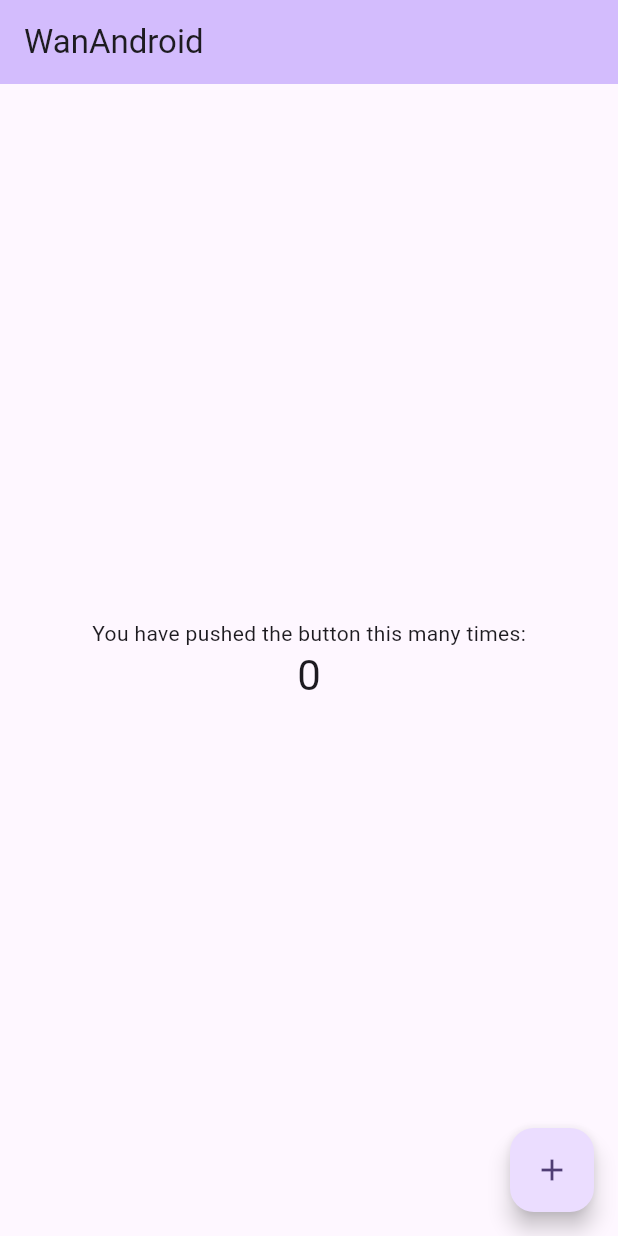
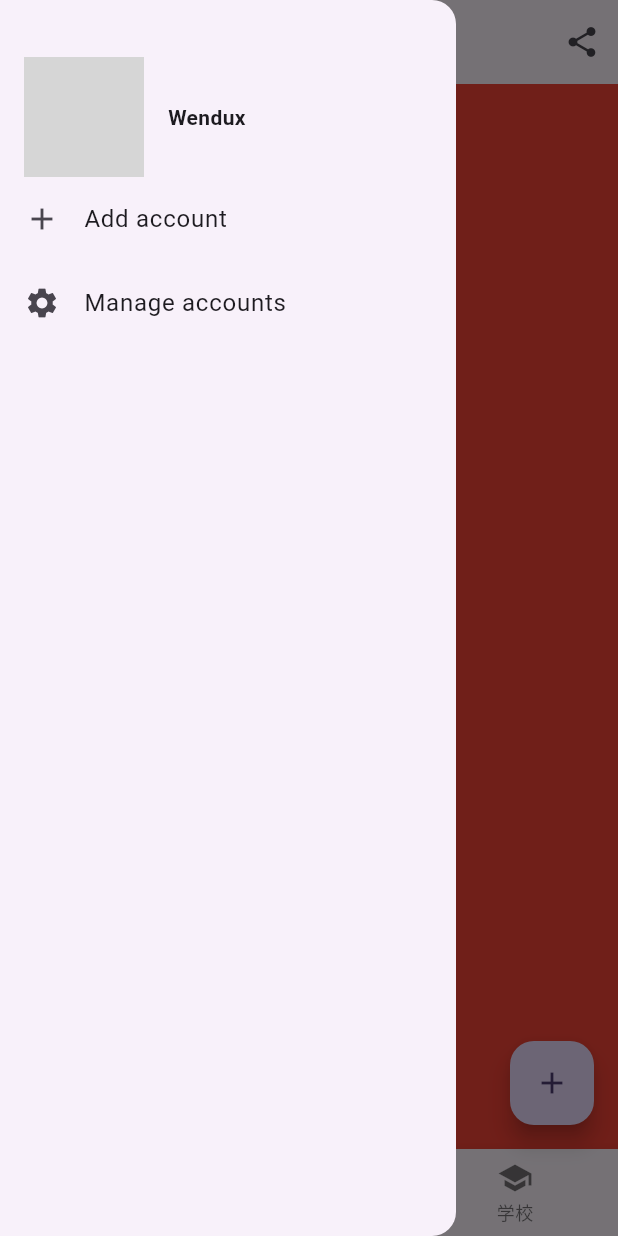
Before and after one commit to renxh4/flutterwanandroid, a Flutter app: the screen it shows after launch, with the side drawer open (before the commit the screen has no drawer), on a phone screen of 412 x 824 dp. Run offline on Flutter 3.47's test engine with Material 3 defaults, Android fonts, the phone set to English and light mode, and no system bars; our stand-ins replace dio, get, retrofit; generated files the repository leaves out were written again; grey boxes are pictures that could not be loaded.

Commit message:
增加getx

```diff
--- /dev/null
+++ b/lib/binding/HomeBinding.dart
@@ -0,0 +1,12 @@
+ import 'package:get/get_core/src/get_main.dart';
+import 'package:get/get_instance/src/bindings_interface.dart';
+import 'package:get/get_instance/src/extension_instance.dart';
+
+import '../controller/HomeController.dart';
+
+class HomeBinding extends Bindings {
+  @override
+  void dependencies() {
+    Get.lazyPut<HomeController>(() => HomeController());
+  }
+}
--- /dev/null
+++ b/lib/binding/TestBinding.dart
@@ -0,0 +1,13 @@
+
+import 'package:get/get_core/src/get_main.dart';
+import 'package:get/get_instance/src/bindings_interface.dart';
+import 'package:get/get_instance/src/extension_instance.dart';
+
+import '../controller/TestController.dart';
+
+class TestBinding extends Bindings {
+  @override
+  void dependencies() {
+    Get.lazyPut<TestController>(() => TestController());
+  }
+}
--- /dev/null
+++ b/lib/controller/HomeController.dart
@@ -0,0 +1,11 @@
+
+import 'package:get/get_rx/src/rx_types/rx_types.dart';
+import 'package:get/get_state_manager/src/simple/get_controllers.dart';
+
+class HomeController extends GetxController {
+  var count = "ssss1";
+
+  var selectedIndex = 0.obs;
+
+  get getCount => count;
+}
--- /dev/null
+++ b/lib/controller/TestController.dart
@@ -0,0 +1,9 @@
+
+import 'package:get/get_state_manager/src/simple/get_controllers.dart';
+
+class TestController extends GetxController {
+  var count = 0;
+  void increment() => count++;
+
+  get getCount => count;
+}
--- a/lib/main.dart
+++ b/lib/main.dart
@@ -1,8 +1,16 @@
 import 'package:flutter/material.dart';
 import 'package:flutter_localizations/flutter_localizations.dart';
+import 'package:flutterwanandroid/binding/TestBinding.dart';
+import 'package:flutterwanandroid/controller/HomeController.dart';
 import 'package:flutterwanandroid/model/HttpBinGetResponse.dart';
 import 'package:flutterwanandroid/network/ApiMainService.dart';
+import 'package:flutterwanandroid/route/AppPages.dart';
+import 'package:flutterwanandroid/route/Routes.dart';
+import 'package:get/get_core/src/get_main.dart';
+import 'package:get/get_instance/src/extension_instance.dart';
+import 'package:get/get_navigation/src/root/get_material_app.dart';
 
+import 'controller/TestController.dart';
 import 'l10n/app_localizations.dart';
 
 void main() {
@@ -14,7 +22,7 @@ class MyApp extends StatelessWidget {
 
   @override
   Widget build(BuildContext context) {
-    return MaterialApp(
+    return GetMaterialApp(
         localizationsDelegates: const [
           AppLocalizations.delegate,//-----这里是新加的一行
           GlobalMaterialLocalizations.delegate,
@@ -29,7 +37,9 @@ class MyApp extends StatelessWidget {
       theme: ThemeData(
         colorScheme: ColorScheme.fromSeed(seedColor: Colors.deepPurple),
       ),
-      home: MyHomePage(),
+      initialRoute: Routes.home,
+      getPages: AppPages.pages,
+      initialBinding: TestBinding(),
     );
   }
 }
@@ -74,7 +84,10 @@ class _MyHomePageState extends State<MyHomePage> {
       ),
       floatingActionButton: FloatingActionButton(
         onPressed:  () async {
-          print("点击了图标按钮111");
+          _counter = Get.find<TestController>().getCount;
+          var sss = Get.find<HomeController>().getCount;
+
+          print("点击了图标按钮111${_counter} sss=${sss}");
           //简单网络连通性测试：调用 httpbin 的 GET 接口
           try {
             final api = ApiMainService('https://httpbin.org');
--- /dev/null
+++ b/lib/page/HomePage.dart
@@ -0,0 +1,92 @@
+
+import 'package:flutter/material.dart';
+import 'package:get/get.dart';
+
+import '../controller/HomeController.dart';
+import '../l10n/app_localizations.dart';
+import 'PageView.dart';
+
+class HomePage extends GetView<HomeController> {
+  const HomePage({super.key});
+
+  @override
+  Widget build(BuildContext context) {
+    return Scaffold(
+      appBar: AppBar(
+        title: Text(AppLocalizations.of(context)?.appTitle ?? ""),
+        actions: [IconButton(onPressed: () {}, icon: Icon(Icons.share))],
+      ),
+      drawer: MyDrawer(),
+      bottomNavigationBar: Obx(() => BottomNavigationBar(
+        items: [
+          BottomNavigationBarItem(icon: Icon(Icons.home), label: "首页"),
+          BottomNavigationBarItem(icon: Icon(Icons.business), label: "业务"),
+          BottomNavigationBarItem(icon: Icon(Icons.school), label: "学校"),
+        ],
+        currentIndex: controller.selectedIndex.value,
+        fixedColor: Colors.blue,
+        onTap: (index) {
+          controller.selectedIndex.value = index;
+        },
+      )),
+      floatingActionButton: FloatingActionButton(
+        onPressed: () {},
+        child: Icon(Icons.add),
+      ),
+      body: PageViewWidget(),
+    );
+  }
+
+
+}
+
+class MyDrawer extends StatelessWidget {
+  const MyDrawer({Key? key}) : super(key: key);
+
+  @override
+  Widget build(BuildContext context) {
+    return Drawer(
+      child: MediaQuery.removePadding(
+        context: context,
+        //移除抽屉菜单顶部默认留白
+        removeTop: true,
+        child: Column(
+          crossAxisAlignment: CrossAxisAlignment.start,
+          children: <Widget>[
+            Padding(
+              padding: const EdgeInsets.only(top: 38.0),
+              child: Row(
+                children: <Widget>[
+                  Padding(
+                    padding: const EdgeInsets.symmetric(horizontal: 16.0),
+                    child: ClipOval(
+                      child: Image.asset(
+                        "images/icon_resolution_ratio.png",
+                        width: 80,
+                      ),
+                    ),
+                  ),
+                  Text("Wendux", style: TextStyle(fontWeight: FontWeight.bold)),
+                ],
+              ),
+            ),
+            Expanded(
+              child: ListView(
+                children: <Widget>[
+                  ListTile(
+                    leading: const Icon(Icons.add),
+                    title: const Text('Add account'),
+                  ),
+                  ListTile(
+                    leading: const Icon(Icons.settings),
+                    title: const Text('Manage accounts'),
+                  ),
+                ],
+              ),
+            ),
+          ],
+        ),
+      ),
+    );
+  }
+}
--- /dev/null
+++ b/lib/page/PageView.dart
@@ -0,0 +1,36 @@
+
+import 'package:flutter/material.dart';
+
+class PageViewWidget extends StatefulWidget {
+  @override
+  _PageViewWidgetState createState() => _PageViewWidgetState();
+}
+
+class _PageViewWidgetState extends State<PageViewWidget> {
+  @override
+  Widget build(BuildContext context) {
+    return PageView.builder(
+      itemCount: 3,
+      itemBuilder: (context, index) => Container(
+        color: Colors.red,
+        padding: EdgeInsets.all(10.0),
+        child: Center(child: Text("$index")),
+      ),
+    );
+  }
+}
+
+
+class Page extends StatelessWidget{
+  const Page({
+    Key? key,
+    required this.text
+  }) : super(key: key);
+  final String text;
+  @override
+  Widget build(BuildContext context) {
+    return Center(child: Text(text, textScaleFactor: 5));
+
+  }
+
+}
--- /dev/null
+++ b/lib/route/AppPages.dart
@@ -0,0 +1,17 @@
+
+import 'package:get/get_navigation/src/routes/get_route.dart';
+
+import '../binding/HomeBinding.dart';
+import '../main.dart';
+import '../page/HomePage.dart';
+import 'Routes.dart';
+
+class AppPages {
+  static final List<GetPage> pages = [
+    GetPage(
+      name: Routes.home,
+      page: () => const HomePage(),
+      binding: HomeBinding(),
+    ),
+  ];
+}
--- /dev/null
+++ b/lib/route/Routes.dart
@@ -0,0 +1,5 @@
+
+class Routes {
+  static const String home = '/';
+  static const String login = '/login';
+}
--- a/pubspec.yaml
+++ b/pubspec.yaml
@@ -24,6 +24,10 @@ dependencies:
   json_serializable: ^6.6.1
   retrofit_generator: ^8.2.1
 
+  # getx
+  get: ^4.6.6
+
+
 
 dev_dependencies:
   flutter_test:
```
Also changed, not shown: pubspec.lock.
